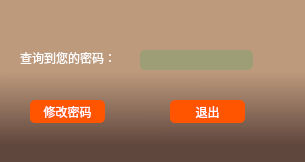
Before: the Qt Designer form Deca/login/find_result.ui in summerfll/wms, drawn with Qt 5.
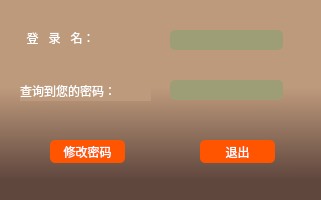
After: the same form once the commit is applied. Icons and pictures are not drawn.

```diff
--- a/Deca/login/find_result.ui
+++ b/Deca/login/find_result.ui
@@ -6,8 +6,8 @@
    <rect>
     <x>0</x>
     <y>0</y>
-    <width>305</width>
-    <height>162</height>
+    <width>321</width>
+    <height>200</height>
    </rect>
   </property>
   <property name="windowTitle">
@@ -20,9 +20,9 @@
    <property name="geometry">
     <rect>
      <x>20</x>
-     <y>50</y>
-     <width>101</width>
-     <height>16</height>
+     <y>80</y>
+     <width>131</width>
+     <height>21</height>
     </rect>
    </property>
    <property name="styleSheet">
@@ -38,8 +38,8 @@
   <widget class="QLineEdit" name="lineEdit">
    <property name="geometry">
     <rect>
-     <x>140</x>
-     <y>50</y>
+     <x>170</x>
+     <y>80</y>
      <width>113</width>
      <height>20</height>
     </rect>
@@ -54,8 +54,8 @@
   <widget class="QPushButton" name="pushButton">
    <property name="geometry">
     <rect>
-     <x>30</x>
-     <y>100</y>
+     <x>50</x>
+     <y>140</y>
      <width>75</width>
      <height>23</height>
     </rect>
@@ -111,8 +111,8 @@
   <widget class="QPushButton" name="pushButton_2">
    <property name="geometry">
     <rect>
-     <x>170</x>
-     <y>100</y>
+     <x>200</x>
+     <y>140</y>
      <width>75</width>
      <height>23</height>
     </rect>
@@ -165,6 +165,40 @@
     <string>退出</string>
    </property>
   </widget>
+  <widget class="QLabel" name="label_2">
+   <property name="geometry">
+    <rect>
+     <x>20</x>
+     <y>30</y>
+     <width>121</width>
+     <height>16</height>
+    </rect>
+   </property>
+   <property name="styleSheet">
+    <string notr="true">font: 75 11pt &quot;楷体&quot;;
+color: rgb(255, 255, 255);
+background-color:rgb(190, 154, 124, 255);</string>
+   </property>
+   <property name="text">
+    <string>  登   录   名：</string>
+   </property>
+  </widget>
+  <widget class="QLineEdit" name="lineEdit_2">
+   <property name="geometry">
+    <rect>
+     <x>170</x>
+     <y>30</y>
+     <width>113</width>
+     <height>20</height>
+    </rect>
+   </property>
+   <property name="styleSheet">
+    <string notr="true">border-radius:5px;padding:2px 4px;
+font: 75 10pt &quot;楷体&quot;;
+background-color:rgb(158, 158, 118);
+color: rgb(255, 255, 255);</string>
+   </property>
+  </widget>
  </widget>
  <resources/>
  <connections/>
```
Left out of the diff: 7 changed lines with no effect on the pictures.
